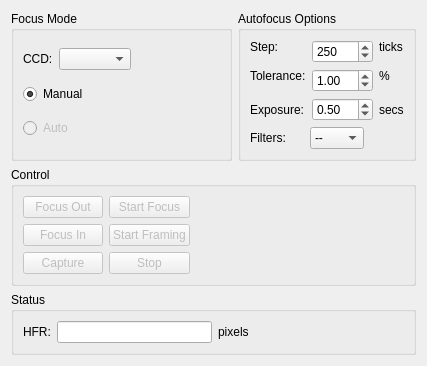
First picture: the form in kstars/ekos/focus.ui, repository KDE/kstars, before the edit.
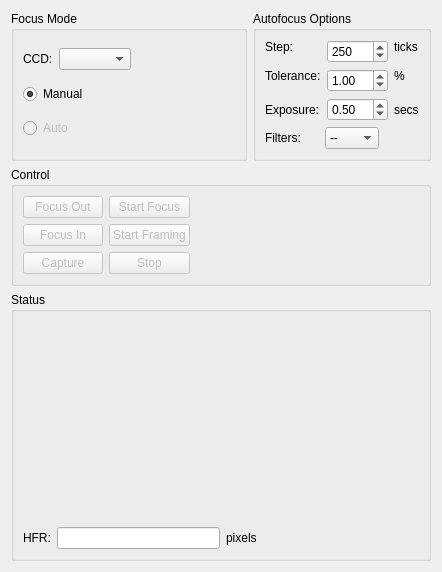
Second picture: the form after the edit. Custom widgets are drawn as their Qt base class.

Commit message: Add plot for abs position vs HFR

Diff of the .ui file:
```diff
--- a/kstars/ekos/focus.ui
+++ b/kstars/ekos/focus.ui
@@ -6,11 +6,11 @@
    <rect>
     <x>0</x>
     <y>0</y>
-    <width>427</width>
-    <height>347</height>
+    <width>442</width>
+    <height>542</height>
    </rect>
   </property>
-  <layout class="QVBoxLayout" name="verticalLayout_3">
+  <layout class="QVBoxLayout" name="verticalLayout_4">
    <item>
     <layout class="QHBoxLayout" name="horizontalLayout_3">
      <item>
@@ -313,6 +313,18 @@
      <property name="title">
       <string>Status</string>
      </property>
+     <layout class="QVBoxLayout" name="verticalLayout_3">
+      <item>
+       <widget class="KPlotWidget" name="HFRPlot">
+        <property name="minimumSize">
+         <size>
+          <width>200</width>
+          <height>200</height>
+         </size>
+        </property>
+       </widget>
+      </item>
+      <item>
      <layout class="QHBoxLayout" name="horizontalLayout_4">
       <item>
        <widget class="QLabel" name="label_2">
@@ -352,6 +364,8 @@
        </spacer>
       </item>
      </layout>
+      </item>
+     </layout>
     </widget>
    </item>
    <item>
@@ -375,6 +389,11 @@
    <extends>QComboBox</extends>
    <header>kcombobox.h</header>
   </customwidget>
+  <customwidget>
+   <class>KPlotWidget</class>
+   <extends>QFrame</extends>
+   <header>kplotwidget.h</header>
+  </customwidget>
  </customwidgets>
  <resources/>
  <connections/>
```
Lines whose indentation alone changed are shown as unchanged. The commit also changes 2 other files.
